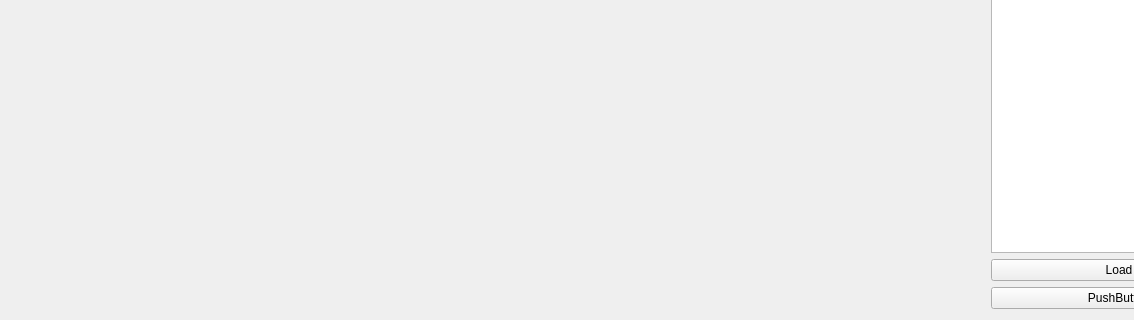
Old version of the form Video_Analysis_Tool/Video_Analysis_Tool.ui in the repository Yoon0527/Video_Analysis_Tool; both pictures show x 0 to 1134 and y 486 to 806 of the 1258 by 806 pixel window.
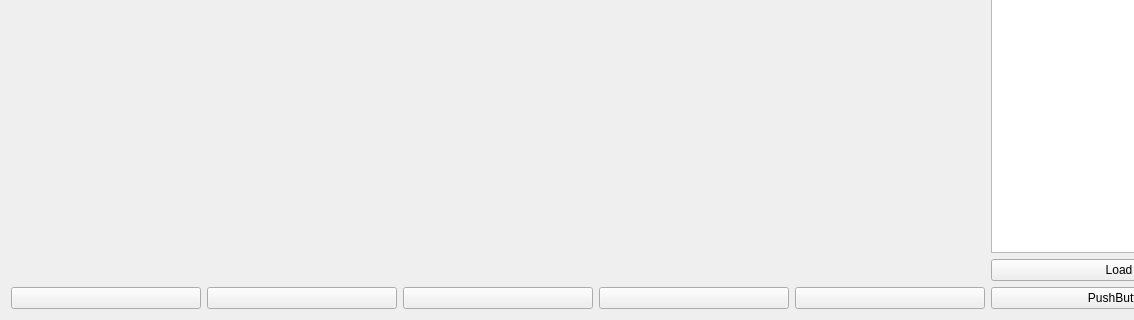
New version of the form.

Commit message: 버튼 추가

Patch:
```diff
--- a/Video_Analysis_Tool/Video_Analysis_Tool.ui
+++ b/Video_Analysis_Tool/Video_Analysis_Tool.ui
@@ -17,20 +17,7 @@
    <layout class="QGridLayout" name="gridLayout_2">
     <item row="0" column="0">
      <layout class="QGridLayout" name="gridLayout">
-      <item row="0" column="0">
-       <widget class="QLabel" name="lbl_frame">
-        <property name="sizePolicy">
-         <sizepolicy hsizetype="Expanding" vsizetype="Expanding">
-          <horstretch>0</horstretch>
-          <verstretch>0</verstretch>
-         </sizepolicy>
-        </property>
-        <property name="text">
-         <string/>
-        </property>
-       </widget>
-      </item>
-      <item row="0" column="1">
+      <item row="0" column="3">
        <layout class="QGridLayout" name="gridLayout_3">
         <property name="horizontalSpacing">
          <number>0</number>
@@ -79,6 +66,88 @@
         </item>
        </layout>
       </item>
+      <item row="0" column="1">
+       <layout class="QGridLayout" name="gridLayout_4">
+        <item row="1" column="3">
+         <widget class="QPushButton" name="btn_skip">
+          <property name="sizePolicy">
+           <sizepolicy hsizetype="Expanding" vsizetype="Fixed">
+            <horstretch>0</horstretch>
+            <verstretch>0</verstretch>
+           </sizepolicy>
+          </property>
+          <property name="text">
+           <string/>
+          </property>
+         </widget>
+        </item>
+        <item row="1" column="2">
+         <widget class="QPushButton" name="btn_play_pause">
+          <property name="sizePolicy">
+           <sizepolicy hsizetype="Expanding" vsizetype="Fixed">
+            <horstretch>0</horstretch>
+            <verstretch>0</verstretch>
+           </sizepolicy>
+          </property>
+          <property name="text">
+           <string/>
+          </property>
+         </widget>
+        </item>
+        <item row="1" column="1">
+         <widget class="QPushButton" name="btn_skip_before">
+          <property name="sizePolicy">
+           <sizepolicy hsizetype="Expanding" vsizetype="Fixed">
+            <horstretch>0</horstretch>
+            <verstretch>0</verstretch>
+           </sizepolicy>
+          </property>
+          <property name="text">
+           <string/>
+          </property>
+         </widget>
+        </item>
+        <item row="1" column="0">
+         <widget class="QPushButton" name="btn_prev">
+          <property name="sizePolicy">
+           <sizepolicy hsizetype="Expanding" vsizetype="Fixed">
+            <horstretch>0</horstretch>
+            <verstretch>0</verstretch>
+           </sizepolicy>
+          </property>
+          <property name="text">
+           <string/>
+          </property>
+         </widget>
+        </item>
+        <item row="1" column="4">
+         <widget class="QPushButton" name="btn_next">
+          <property name="sizePolicy">
+           <sizepolicy hsizetype="Expanding" vsizetype="Fixed">
+            <horstretch>0</horstretch>
+            <verstretch>0</verstretch>
+           </sizepolicy>
+          </property>
+          <property name="text">
+           <string/>
+          </property>
+         </widget>
+        </item>
+        <item row="0" column="0" colspan="5">
+         <widget class="QLabel" name="lbl_frame">
+          <property name="sizePolicy">
+           <sizepolicy hsizetype="Expanding" vsizetype="Expanding">
+            <horstretch>0</horstretch>
+            <verstretch>0</verstretch>
+           </sizepolicy>
+          </property>
+          <property name="text">
+           <string/>
+          </property>
+         </widget>
+        </item>
+       </layout>
+      </item>
      </layout>
     </item>
    </layout>
```
The commit also changes 2 other files.
